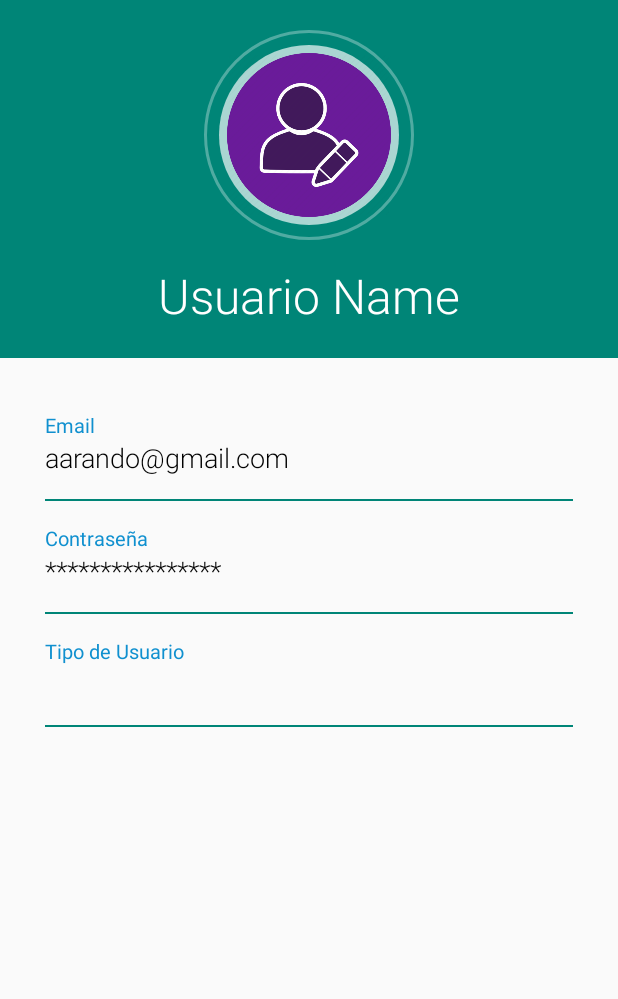
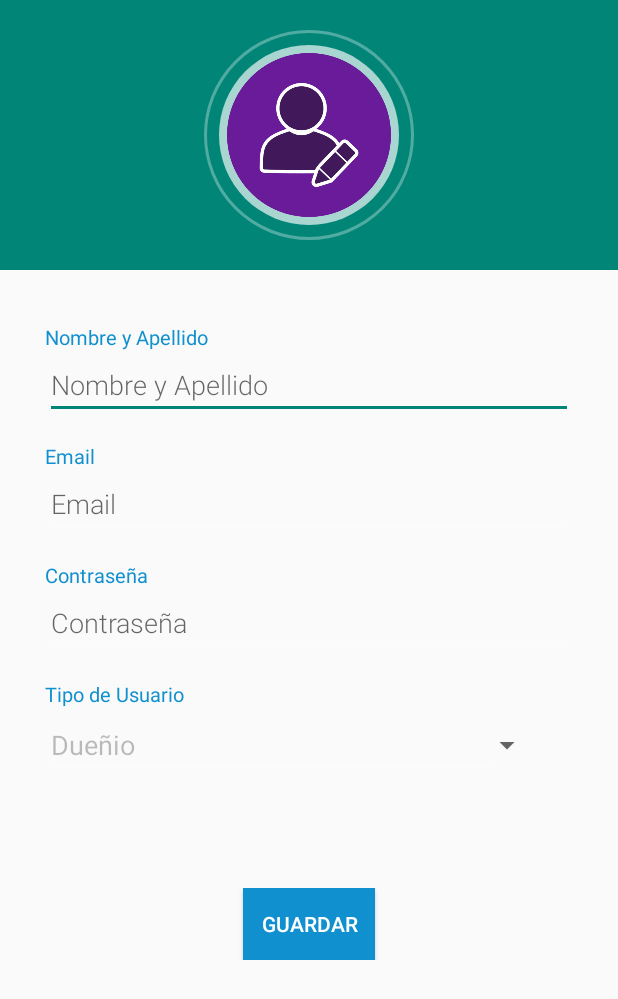
Before and after one commit to UTN-FRBA-Mobile/Dogger, an Android app: the DuenioInicioActivity screen opened directly, with no data from a screen before it, in the side drawer, after a tap on "Editar Perfil", on a phone screen of 412 x 824 dp. Shown: the top 999 px of the screen. Run offline under Robolectric (Android 15) with nearby library versions, the light colour scheme and no system bars; our stand-ins replace Firebase (no records; nobody signed in at launch, a user with empty details on screens opened directly).

Commit message:
autenticacion con registro y olvido de contraseña

```diff
--- a/app/build.gradle
+++ b/app/build.gradle
@@ -39,6 +39,8 @@ dependencies {
 
     //Firebase-Firestore
     implementation 'com.google.firebase:firebase-firestore:21.2.0'
+    implementation 'com.google.firebase:firebase-database:19.2.0'
+    implementation 'com.google.firebase:firebase-auth:18.1.0'
 
     //Maps
     implementation 'com.google.android.gms:play-services-maps:16.1.0'
--- a/app/src/main/java/com/example/dogger/DuenioInicioActivity.kt
+++ b/app/src/main/java/com/example/dogger/DuenioInicioActivity.kt
@@ -122,7 +122,7 @@ class DuenioInicioActivity : AppCompatActivity(), NavigationView.OnNavigationIte
             }
             R.id.nav_update -> {
                 Toast.makeText(this, "Update clicked", Toast.LENGTH_SHORT).show()
-                val intent = Intent(this, UserProfileActivity::class.java)
+                val intent = Intent(this, RegisterActivity::class.java)
                 startActivity(intent)
             }
             R.id.nav_logout -> {
--- /dev/null
+++ b/app/src/main/java/com/example/dogger/RegisterActivity.kt
@@ -0,0 +1,126 @@
+package com.example.dogger
+
+import android.content.Intent
+import androidx.appcompat.app.AppCompatActivity
+import android.os.Bundle
+import android.text.TextUtils
+import android.view.View
+import android.widget.*
+import com.google.firebase.auth.FirebaseAuth
+import com.google.firebase.auth.FirebaseUser
+import com.google.firebase.database.DatabaseReference
+import com.google.firebase.database.FirebaseDatabase
+import com.google.firebase.auth.FirebaseAuthUserCollisionException
+import com.google.firebase.auth.FirebaseAuthInvalidCredentialsException
+import com.google.firebase.auth.FirebaseAuthWeakPasswordException
+
+
+class RegisterActivity : AppCompatActivity() {
+
+    private lateinit var txtName:EditText
+    private lateinit var txtEmail:EditText
+    private lateinit var txtPassword:EditText
+    private lateinit var typeUser:AutoCompleteTextView
+    private lateinit var progressBar:ProgressBar
+
+    private lateinit var dfReference: DatabaseReference
+    private lateinit var database:FirebaseDatabase
+    private lateinit var auth:FirebaseAuth
+
+    override fun onCreate(savedInstanceState: Bundle?) {
+        super.onCreate(savedInstanceState)
+        setContentView(R.layout.activity_register)
+
+        txtName = findViewById(R.id.txtName)
+        txtEmail = findViewById(R.id.txtEmail)
+        txtPassword = findViewById(R.id.txtPassword)
+        typeUser = findViewById(R.id.typeUser)
+        progressBar = findViewById(R.id.progressBar)
+
+        database = FirebaseDatabase.getInstance()
+        auth = FirebaseAuth.getInstance()
+        dfReference = database.reference.child("User")
+
+
+        val adapter = ArrayAdapter(
+            this,
+            android.R.layout.simple_dropdown_item_1line,
+            resources.getStringArray(R.array.typeUser)
+        )
+        typeUser.setAdapter(adapter)
+        //set spinner
+        val spinner = findViewById(R.id.spinner_ip) as Spinner
+        spinner.setOnItemSelectedListener(object : AdapterView.OnItemSelectedListener {
+            override fun onItemSelected(parent: AdapterView<*>, view: View, position: Int, id: Long) {
+                typeUser.setText(spinner.getSelectedItem().toString())
+                typeUser.dismissDropDown()
+            }
+
+            override fun onNothingSelected(parent: AdapterView<*>) {
+                typeUser.setText(spinner.getSelectedItem().toString())
+                typeUser.dismissDropDown()
+            }
+        })
+    }
+
+    fun register(view:View){
+        createNewUser()
+    }
+
+    private fun createNewUser(){
+        val name:String = txtName.text.toString()
+        val email:String = txtEmail.text.toString()
+        val password:String = txtPassword.text.toString()
+        val userType:String = typeUser.text.toString()
+
+        if(!TextUtils.isEmpty(name) && !TextUtils.isEmpty(email)
+            && !TextUtils.isEmpty(password) && !TextUtils.isEmpty(userType)){
+            progressBar.visibility = View.VISIBLE
+
+            auth.createUserWithEmailAndPassword(email,password)
+                .addOnCompleteListener(this){
+                    task ->
+                    if (task.isSuccessful){
+                        val user:FirebaseUser?=auth.currentUser
+                        verifyEmail(user)
+
+                        val userDB = dfReference.child(user?.uid!!)
+                        userDB.child("name").setValue(name)
+                        userDB.child("userType").setValue(userType)
+                        action()
+                    }else{
+                        try {
+                            throw task.getException()!!
+                        } catch (e: FirebaseAuthWeakPasswordException) {
+                            //passwpord longitud minima 6 caracteres
+                            Toast.makeText(this,e.message, Toast.LENGTH_LONG).show()
+                        } catch (e: FirebaseAuthInvalidCredentialsException) {
+                            Toast.makeText(this,e.message, Toast.LENGTH_LONG).show()
+                        } catch (e: FirebaseAuthUserCollisionException) {
+                            //email ya registrado
+                            Toast.makeText(this,e.message, Toast.LENGTH_LONG).show()
+                        } catch (e: Exception) {
+                            Toast.makeText(this,e.message, Toast.LENGTH_LONG).show()
+                        }
+
+                    }
+                }
+        }
+    }
+
+    private fun action(){
+        startActivity(Intent(this, LoginActivity::class.java))
+    }
+
+    private fun verifyEmail(user:FirebaseUser?){
+        user?.sendEmailVerification()
+            ?.addOnCompleteListener(this){
+                task ->
+                if(task.isComplete){
+                    Toast.makeText(this,"Email enviado", Toast.LENGTH_LONG).show()
+                }else{
+                    Toast.makeText(this,"Error al enviar email", Toast.LENGTH_LONG).show()
+                }
+            }
+    }
+}
--- /dev/null
+++ b/app/src/main/res/layout/activity_register.xml
@@ -0,0 +1,227 @@
+<?xml version="1.0" encoding="utf-8"?>
+<RelativeLayout xmlns:android="http://schemas.android.com/apk/res/android"
+    xmlns:app="http://schemas.android.com/apk/res-auto"
+    xmlns:tools="http://schemas.android.com/tools"
+    android:layout_width="match_parent"
+    android:layout_height="match_parent"
+    tools:context=".MainActivity">
+
+    <RelativeLayout
+        android:layout_width="match_parent"
+        android:layout_height="match_parent">
+
+        <RelativeLayout
+            android:id="@+id/rellay1"
+            android:layout_width="match_parent"
+            android:layout_height="wrap_content"
+            android:background="@drawable/grad"
+            android:paddingBottom="20dp">
+
+            <RelativeLayout
+                android:id="@+id/imgUser"
+                android:layout_width="wrap_content"
+                android:layout_height="wrap_content"
+                android:layout_centerHorizontal="true"
+                android:layout_marginTop="20dp"
+                android:background="@drawable/circle_border">
+
+                <ImageView
+                    android:layout_width="120dp"
+                    android:layout_height="120dp"
+                    android:layout_margin="10dp"
+                    android:adjustViewBounds="true"
+                    android:background="@drawable/circle"
+                    android:padding="5dp"
+                    android:scaleType="centerInside"
+                    android:src="@drawable/edit_profile"></ImageView>
+            </RelativeLayout>
+
+<!--            <TextView-->
+<!--                android:id="@+id/txtNameR"-->
+<!--                android:layout_width="wrap_content"-->
+<!--                android:layout_height="wrap_content"-->
+<!--                android:layout_below="@+id/imgUser"-->
+<!--                android:layout_centerHorizontal="true"-->
+<!--                android:layout_marginTop="15sp"-->
+<!--                android:fontFamily="sans-serif-light"-->
+<!--                android:text="Nombre y Apellido"-->
+<!--                android:textColor="@color/white"-->
+<!--                android:textSize="32sp"-->
+<!--                android:visibility="invisible"/>-->
+
+
+        </RelativeLayout>
+
+        <RelativeLayout
+            android:layout_width="match_parent"
+            android:layout_height="match_parent"
+            android:layout_below="@+id/rellay1">
+
+            <LinearLayout
+                android:layout_width="match_parent"
+                android:layout_height="wrap_content"
+                android:orientation="vertical"
+                android:layout_marginTop="20dp"
+                android:layout_marginLeft="30dp"
+                android:layout_marginRight="30dp">
+
+                <LinearLayout
+                    android:layout_width="match_parent"
+                    android:layout_height="wrap_content"
+                    android:layout_marginTop="15dp"
+                    android:orientation="vertical">
+                    <TextView
+                        android:layout_width="wrap_content"
+                        android:layout_height="wrap_content"
+                        android:text="Nombre y Apellido"
+                        android:textColor="@color/headings"
+                        android:textSize="13sp"/>
+
+                    <EditText
+                        android:id="@+id/txtName"
+                        android:layout_width="match_parent"
+                        android:layout_height="wrap_content"
+                        android:fontFamily="sans-serif-light"
+                        android:textColor="#000000"
+                        android:textSize="18sp"
+                        android:hint="Nombre y Apellido"
+                        android:enabled="true"
+                        android:theme="@style/Autocomplete"/>
+
+<!--                    <View-->
+<!--                        android:layout_width="match_parent"-->
+<!--                        android:layout_height="1dp"-->
+<!--                        android:layout_marginTop="15dp"-->
+<!--                        android:background="@drawable/grad"/>-->
+                </LinearLayout>
+
+                <LinearLayout
+                    android:layout_width="match_parent"
+                    android:layout_height="wrap_content"
+                    android:layout_marginTop="15dp"
+                    android:orientation="vertical">
+                    <TextView
+                        android:layout_width="wrap_content"
+                        android:layout_height="wrap_content"
+                        android:text="Email"
+                        android:textColor="@color/headings"
+                        android:textSize="13sp"/>
+
+                    <EditText
+                        android:id="@+id/txtEmail"
+                        android:layout_width="match_parent"
+                        android:layout_height="wrap_content"
+                        android:fontFamily="sans-serif-light"
+                        android:textColor="#000000"
+                        android:textSize="18sp"
+                        android:hint="Email"
+                        android:enabled="true"
+                        android:theme="@style/Autocomplete"/>
+
+<!--                    <View-->
+<!--                        android:layout_width="match_parent"-->
+<!--                        android:layout_height="1dp"-->
+<!--                        android:layout_marginTop="15dp"-->
+<!--                        android:background="@drawable/grad"/>-->
+                </LinearLayout>
+
+                <LinearLayout
+                    android:layout_width="match_parent"
+                    android:layout_height="wrap_content"
+                    android:layout_marginTop="15dp"
+                    android:orientation="vertical">
+                    <TextView
+                        android:layout_width="wrap_content"
+                        android:layout_height="wrap_content"
+                        android:text="Contraseña"
+                        android:textColor="@color/headings"
+                        android:textSize="13sp"/>
+
+                    <EditText
+                        android:id="@+id/txtPassword"
+                        android:layout_width="match_parent"
+                        android:layout_height="wrap_content"
+                        android:fontFamily="sans-serif-light"
+                        android:textColor="#000000"
+                        android:textSize="18sp"
+                        android:hint="Contraseña"
+                        android:enabled="true"
+                        android:theme="@style/Autocomplete"/>
+
+<!--                    <View-->
+<!--                        android:layout_width="match_parent"-->
+<!--                        android:layout_height="1dp"-->
+<!--                        android:layout_marginTop="15dp"-->
+<!--                        android:background="@drawable/grad"/>-->
+                </LinearLayout>
+
+                <LinearLayout
+                    android:layout_width="match_parent"
+                    android:layout_height="wrap_content"
+                    android:layout_marginTop="15dp"
+                    android:orientation="vertical">
+                    <TextView
+                        android:layout_width="wrap_content"
+                        android:layout_height="wrap_content"
+                        android:text="Tipo de Usuario"
+                        android:textColor="@color/headings"
+                        android:textSize="13sp"/>
+
+                    <LinearLayout
+                        android:layout_marginBottom="20dp"
+                        android:layout_width="match_parent"
+                        android:layout_height="wrap_content"
+                        android:orientation="horizontal">
+                        <AutoCompleteTextView
+                            android:layout_weight="1"
+                            android:id="@+id/typeUser"
+                            android:hint="Tipo de Usuario"
+                            android:layout_width="0dp"
+                            android:layout_height= "wrap_content"
+                            android:enabled="false"
+                            android:theme="@style/Autocomplete"/>
+                        <Spinner
+                            android:layout_marginRight="20dp"
+                            android:layout_width="30dp"
+                            android:layout_height="50dp"
+                            android:id="@+id/spinner_ip"
+                            android:spinnerMode="dropdown"
+                            android:entries="@array/typeUser"/>
+                    </LinearLayout>
+
+                </LinearLayout>
+
+                <LinearLayout
+                    android:layout_width="match_parent"
+                    android:layout_height="wrap_content"
+                    android:layout_marginTop="50dp"
+                    android:orientation="vertical">
+
+                    <Button
+                        android:onClick="register"
+                        android:id="@+id/button"
+                        android:layout_width="wrap_content"
+                        android:layout_height="wrap_content"
+                        android:text="Guardar"
+                        android:layout_gravity="center"
+                        android:background="@color/headings"
+                        android:textColor="@android:color/white"
+                        />
+
+                </LinearLayout>
+
+            </LinearLayout>
+
+            <ProgressBar
+                android:id="@+id/progressBar"
+                style="?android:attr/progressBarStyleHorizontal"
+                android:layout_width="match_parent"
+                android:layout_height="wrap_content"
+                android:foregroundGravity="bottom"
+                android:indeterminate="true"
+                android:visibility="gone"/>
+
+        </RelativeLayout>
+    </RelativeLayout>
+
+</RelativeLayout>
--- a/app/src/main/res/values/strings.xml
+++ b/app/src/main/res/values/strings.xml
@@ -9,4 +9,10 @@
     <string name="texto_ayuda_direccion_mascota">Direccion de la mascota</string>
     <string name="titulo_retirar">Retirar:</string>
     <string name="titulo_devolver">Devolver:</string>
+
+
+    <string-array name="typeUser">
+        <item>Dueñio</item>
+        <item>Paseador</item>
+    </string-array>
 </resources>
--- a/app/src/main/res/values/styles.xml
+++ b/app/src/main/res/values/styles.xml
@@ -16,4 +16,10 @@
         <item name="windowNoTitle">true</item>
     </style>
 
+
+    <style name="Autocomplete">
+        <item name="colorControlNormal">@color/circleBorder</item>
+        <item name="colorControlActivated">@color/colorPrimary</item>
+    </style>
+
 </resources>
```
Also changed, not shown: app/src/main/AndroidManifest.xml (+18 -19 lines), app/src/main/java/com/example/dogger/ForgotPassActivity.kt (added, +43 -0 lines), app/src/main/java/com/example/dogger/LoginActivity.kt (added, +66 -0 lines), app/src/main/res/layout/activity_forgot_pass.xml (added, +25 -0 lines), app/src/main/res/layout/activity_login.xml (added, +75 -0 lines).
